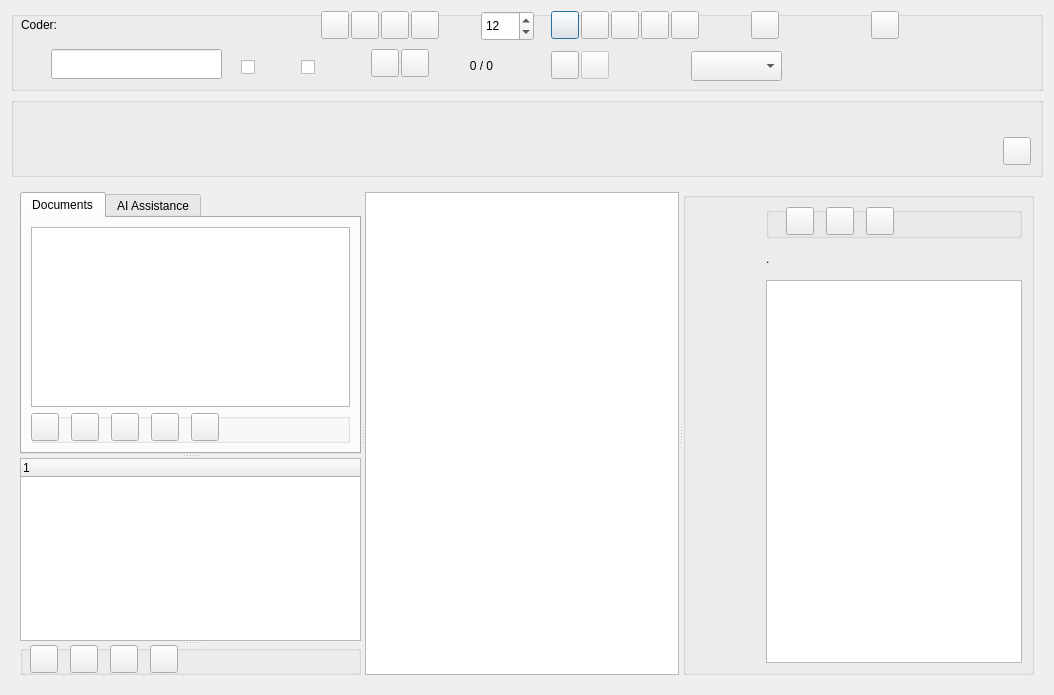
The window that GUI_UIs/ui_dialog_code_text.ui (ccbogel/QualCoder) describes before a commit, drawn with Qt 5.
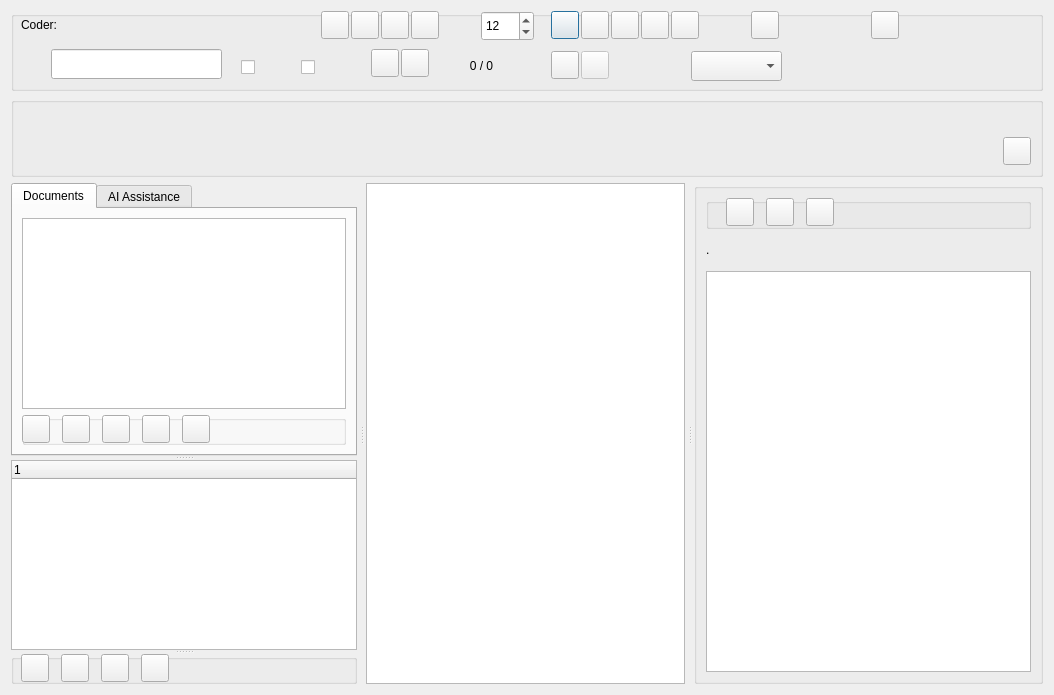
The same window after the commit.

What changed in the file:
```diff
--- a/GUI_UIs/ui_dialog_code_text.ui
+++ b/GUI_UIs/ui_dialog_code_text.ui
@@ -608,11 +608,26 @@
    <item>
     <widget class="QWidget" name="widget_mainWindow" native="true">
      <layout class="QHBoxLayout" name="horizontalLayout_2">
+      <property name="leftMargin">
+       <number>0</number>
+      </property>
+      <property name="topMargin">
+       <number>0</number>
+      </property>
+      <property name="rightMargin">
+       <number>0</number>
+      </property>
+      <property name="bottomMargin">
+       <number>0</number>
+      </property>
       <item>
        <widget class="QSplitter" name="splitter">
         <property name="orientation">
          <enum>Qt::Horizontal</enum>
         </property>
+        <property name="handleWidth">
+         <number>9</number>
+        </property>
         <widget class="QWidget" name="widget_left" native="true">
          <layout class="QVBoxLayout" name="verticalLayout_4">
           <property name="spacing">
@@ -1035,7 +1050,19 @@
           <string/>
          </property>
          <layout class="QGridLayout" name="gridLayout">
-          <item row="0" column="1">
+          <item row="2" column="0">
+           <widget class="QSplitter" name="splitter_2">
+            <property name="orientation">
+             <enum>Qt::Vertical</enum>
+            </property>
+            <widget class="QTextEdit" name="textEdit_info">
+             <property name="tabChangesFocus">
+              <bool>true</bool>
+             </property>
+            </widget>
+           </widget>
+          </item>
+          <item row="0" column="0">
            <widget class="QGroupBox" name="groupBox_2">
             <property name="minimumSize">
              <size>
@@ -1096,7 +1123,7 @@
             </widget>
            </widget>
           </item>
-          <item row="1" column="1">
+          <item row="1" column="0">
            <widget class="QLabel" name="label_info">
             <property name="minimumSize">
              <size>
@@ -1115,21 +1142,6 @@
             </property>
            </widget>
           </item>
-          <item row="2" column="1">
-           <widget class="QSplitter" name="splitter_2">
-            <property name="orientation">
-             <enum>Qt::Vertical</enum>
-            </property>
-            <widget class="QTextEdit" name="textEdit_info">
-             <property name="tabChangesFocus">
-              <bool>true</bool>
-             </property>
-            </widget>
-           </widget>
-          </item>
-          <item row="1" column="0">
-           <widget class="QWidget" name="widget" native="true"/>
-          </item>
          </layout>
         </widget>
        </widget>
```
